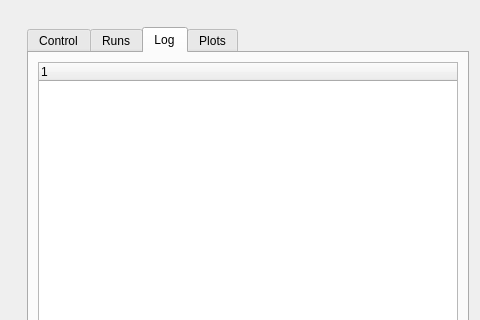
The window that software/gui/nodes/sled_control.ui (iorodeo/water_channel_ros) describes before a commit, drawn with Qt 5; both pictures show x 0 to 480 and y 0 to 320 of the 961 by 746 pixel window.
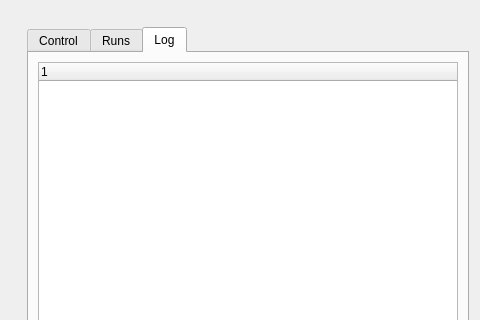
The same window after the commit. The open tabs and pages were chosen to show the change.

Commit message: Further work on sled control GUI. Removed plots tab. Create Run_Converter for generating run arrays from data in the hdf5 run files.

```diff
--- a/software/gui/nodes/sled_control.ui
+++ b/software/gui/nodes/sled_control.ui
@@ -803,11 +803,6 @@
               </item>
              </layout>
             </widget>
-            <widget class="QWidget" name="plotsTab">
-             <attribute name="title">
-              <string>Plots</string>
-             </attribute>
-            </widget>
            </widget>
           </item>
          </layout>
```
Left out of the diff: 2 changed lines with no effect on the pictures. The commit also changes 10 other files.
